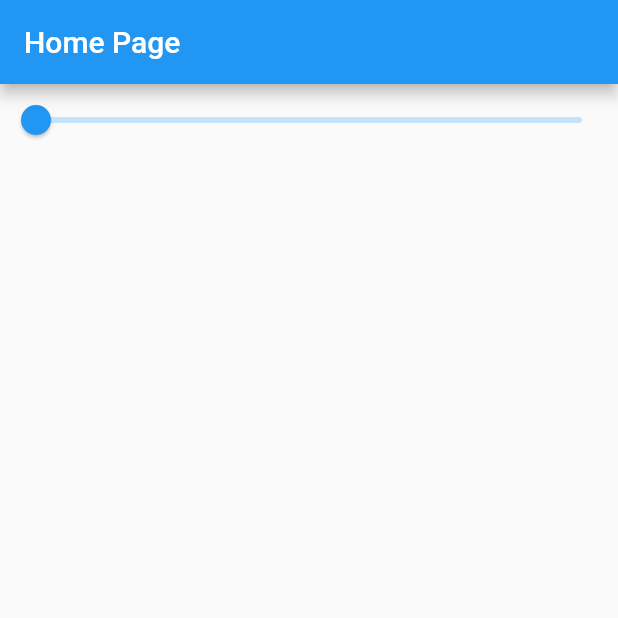
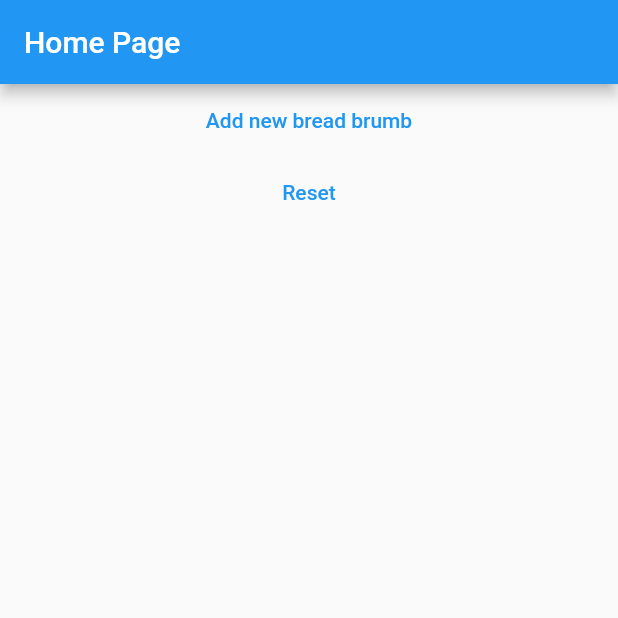
Before and after one commit to akniyet512/state_management, a Flutter app: the screen it shows after launch, on a phone screen of 412 x 824 dp, the top half of it. Run offline on Flutter 3.47's test engine with Material 2 defaults, Android fonts, the phone set to English and light mode, and no system bars.

Commit message:
Provider 1

```diff
--- a/lib/main.dart
+++ b/lib/main.dart
@@ -1,4 +1,8 @@
+import 'dart:collection';
+
 import 'package:flutter/material.dart';
+import 'package:provider/provider.dart';
+import 'package:uuid/uuid.dart';
 
 void main() {
   runApp(const MyApp());
@@ -9,9 +13,12 @@ class MyApp extends StatelessWidget {
 
   @override
   Widget build(BuildContext context) {
-    return const MaterialApp(
+    return ChangeNotifierProvider(
+      create: (_) => BreadCrumbProvider(),
+      child: const MaterialApp(
         debugShowCheckedModeBanner: false,
         home: MyHomePage(),
+      ),
     );
   }
 }
@@ -25,79 +32,146 @@ class MyHomePage extends StatelessWidget {
       appBar: AppBar(
         title: const Text("Home Page"),
       ),
-      body: SliderInheritedNotifier(
-        sliderData: sliderData,
-        child: Builder(
-          builder: (context) {
-            return Column(
+      body: Column(
         children: [
-                Slider(
-                  value: SliderInheritedNotifier.of(context),
-                  onChanged: (value) {
-                    sliderData.value = value;
+          Consumer<BreadCrumbProvider>(
+            builder: (context, value, child) {
+              return BreadCrumbsWidget(breadCrumbs: value.items);
             },
           ),
-                Row(
-                  children: [
-                    Expanded(
-                      child: Opacity(
-                        opacity: SliderInheritedNotifier.of(context),
-                        child: Container(
-                          color: Colors.yellow,
-                          height: 200,
+          TextButton(
+            onPressed: () {
+              Navigator.of(context).push(
+                MaterialPageRoute(
+                  builder: (context) => const NewBreadCrumbPage(),
                 ),
+              );
+            },
+            child: const Text("Add new bread brumb"),
           ),
-                    ),
-                    Expanded(
-                      child: Opacity(
-                        opacity: SliderInheritedNotifier.of(context),
-                        child: Container(
-                          color: Colors.blue,
-                          height: 200,
-                        ),
-                      ),
+          TextButton(
+            onPressed: () {
+              context.read<BreadCrumbProvider>().reset();
+            },
+            child: const Text("Reset"),
           ),
         ],
-                ),
-              ],
-            );
-          },
-        ),
       ),
     );
   }
 }
 
-final SliderData sliderData = SliderData();
+class NewBreadCrumbPage extends StatefulWidget {
+  const NewBreadCrumbPage({super.key});
 
-class SliderInheritedNotifier extends InheritedNotifier<SliderData> {
-  const SliderInheritedNotifier({
-    super.key,
-    required Widget child,
-    required SliderData sliderData,
-  }) : super(
-          child: child,
-          notifier: sliderData,
+  @override
+  State<NewBreadCrumbPage> createState() => _NewBreadCrumbPageState();
+}
+
+class _NewBreadCrumbPageState extends State<NewBreadCrumbPage> {
+  final TextEditingController _controller = TextEditingController();
+  @override
+  void dispose() {
+    _controller.dispose();
+    super.dispose();
+  }
+
+  @override
+  Widget build(BuildContext context) {
+    return Scaffold(
+      appBar: AppBar(
+        title: const Text("Add new bread crumb"),
+      ),
+      body: Column(
+        children: [
+          TextField(
+            controller: _controller,
+            decoration:
+                const InputDecoration(hintText: "Enter your bread crumb here"),
+          ),
+          TextButton(
+            onPressed: () {
+              if (_controller.text.isNotEmpty) {
+                BreadCrumb breadCrumb = BreadCrumb(
+                  isActive: false,
+                  name: _controller.text,
                 );
-
-  static double of(BuildContext context) {
-    return context
-            .dependOnInheritedWidgetOfExactType<SliderInheritedNotifier>()
-            ?.notifier
-            ?.value ??
-        0;
+                context.read<BreadCrumbProvider>().add(breadCrumb);
+                Navigator.of(context).pop();
+              }
+            },
+            child: const Text("Add"),
+          ),
+        ],
+      ),
+    );
   }
 }
 
-class SliderData extends ChangeNotifier {
-  double _value = 0;
+class BreadCrumbsWidget extends StatelessWidget {
+  final UnmodifiableListView<BreadCrumb> breadCrumbs;
 
-  double get value => _value;
+  const BreadCrumbsWidget({
+    super.key,
+    required this.breadCrumbs,
+  });
 
-  set value(double newValue) {
-    if (newValue != _value) {
-      _value = newValue;
+  @override
+  Widget build(BuildContext context) {
+    return Align(
+      alignment: Alignment.centerLeft,
+      child: Wrap(
+        children: breadCrumbs.map((breadCrumb) {
+          return Text(
+            breadCrumb.title,
+            style: TextStyle(
+              color: breadCrumb.isActive ? Colors.blue : Colors.black,
+            ),
+          );
+        }).toList(),
+      ),
+    );
+  }
+}
+
+class BreadCrumb {
+  bool isActive;
+  final String name;
+  final String uuid;
+
+  BreadCrumb({
+    required this.isActive,
+    required this.name,
+  }) : uuid = const Uuid().v4();
+
+  void activate() {
+    isActive = true;
+  }
+
+  @override
+  bool operator ==(covariant BreadCrumb other) => uuid == other.uuid;
+
+  @override
+  int get hashCode => uuid.hashCode;
+
+  String get title => "$name ${isActive ? " > " : ""}";
+}
+
+class BreadCrumbProvider extends ChangeNotifier {
+  final List<BreadCrumb> _items = [];
+
+  UnmodifiableListView<BreadCrumb> get items => UnmodifiableListView(_items);
+
+  void add(BreadCrumb breadCrumb) {
+    for (BreadCrumb item in _items) {
+      item.activate();
+    }
+    _items.add(breadCrumb);
+    notifyListeners();
+  }
+
+  void reset() {
+    _items.clear();
     notifyListeners();
   }
 }
-}
--- a/pubspec.yaml
+++ b/pubspec.yaml
@@ -36,6 +36,7 @@ dependencies:
   # Use with the CupertinoIcons class for iOS style icons.
   cupertino_icons: ^1.0.2
   uuid: ^3.0.7
+  provider: ^6.0.5
 
 dev_dependencies:
   flutter_test:
```
Also changed, not shown: pubspec.lock. Lines whose indentation alone changed are shown as unchanged.
